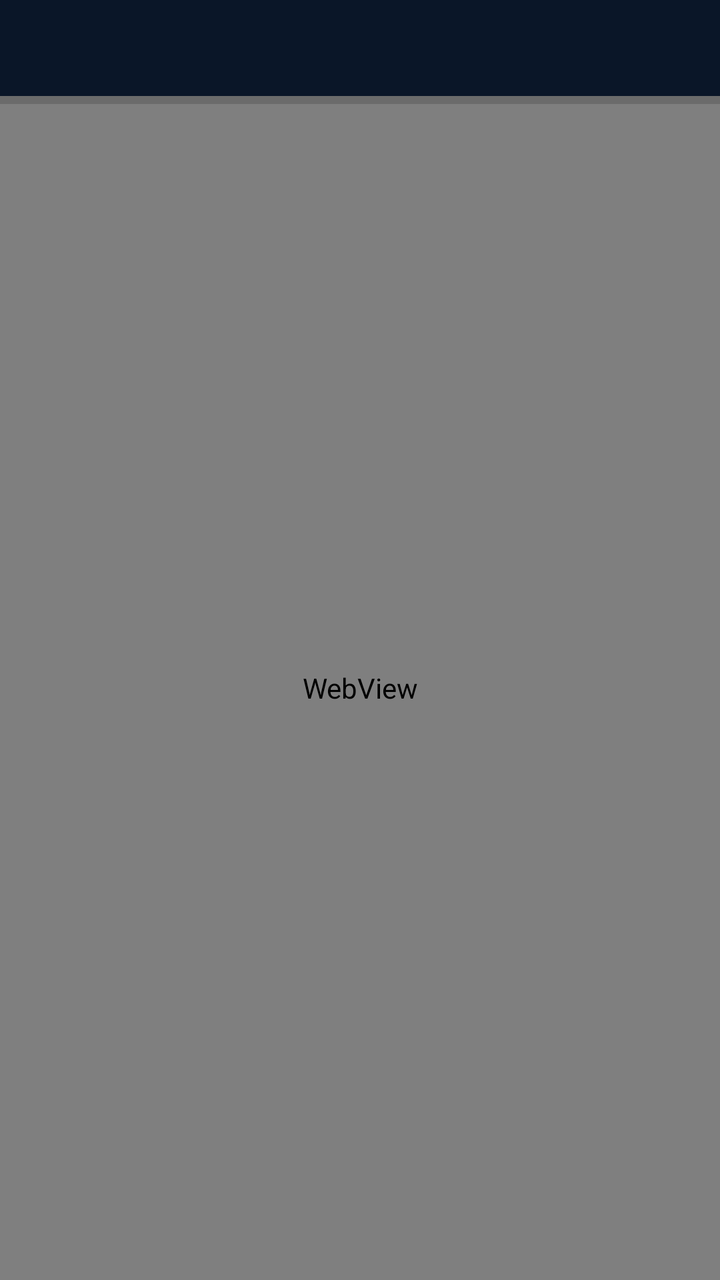
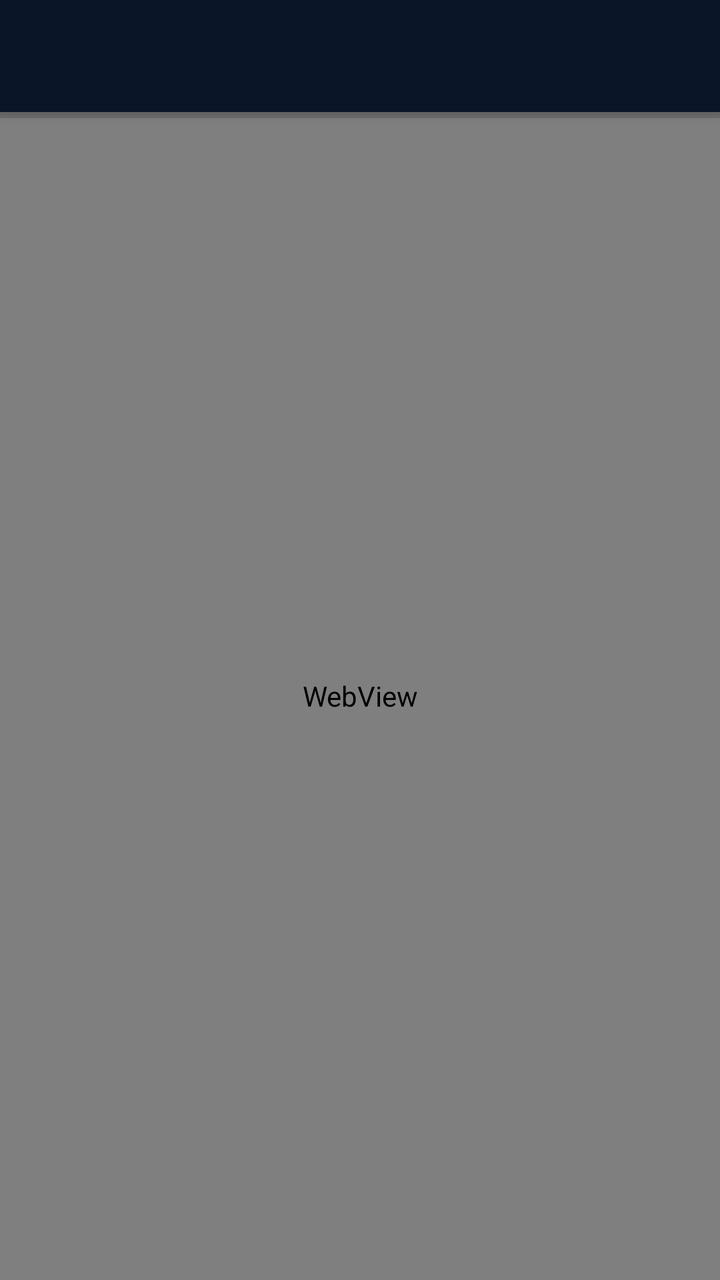

An Android layout rendered at two revisions. The XML below is the earlier revision; the diff shows what the commit changed to produce the second picture.
<!-- AndroidManifest.xml: application theme Theme.FaithDrivenLife -->
<!-- res/layout/activity_main.xml -->
<?xml version="1.0" encoding="utf-8"?>
<androidx.constraintlayout.widget.ConstraintLayout
    xmlns:android="http://schemas.android.com/apk/res/android"
    xmlns:app="http://schemas.android.com/apk/res-auto"
    android:layout_width="match_parent"
    android:layout_height="match_parent"
    android:fitsSystemWindows="true">

    
    <androidx.appcompat.widget.Toolbar
        android:id="@+id/toolbar"
        android:layout_width="0dp"
        android:layout_height="48dp"
        android:background="#0a1628"
        android:minHeight="48dp"
        app:layout_constraintEnd_toEndOf="parent"
        app:layout_constraintStart_toStartOf="parent"
        app:layout_constraintTop_toTopOf="parent" />

    
    <FrameLayout
        android:layout_width="0dp"
        android:layout_height="0dp"
        app:layout_constraintBottom_toBottomOf="parent"
        app:layout_constraintEnd_toEndOf="parent"
        app:layout_constraintStart_toStartOf="parent"
        app:layout_constraintTop_toBottomOf="@id/toolbar">

        <WebView
            android:id="@+id/webView"
            android:layout_width="match_parent"
            android:layout_height="match_parent"
            android:scrollbars="none" />

        <ProgressBar
            android:id="@+id/progressBar"
            style="?android:attr/progressBarStyleHorizontal"
            android:layout_width="match_parent"
            android:layout_height="4dp"
            android:layout_gravity="top"
            android:indeterminate="false"
            android:max="100"
            android:progress="0"
            android:visibility="visible" />
    </FrameLayout>
</androidx.constraintlayout.widget.ConstraintLayout>
<!-- resources referenced by this layout -->
<resources>
  <style name="Theme.FaithDrivenLife" parent="Theme.MaterialComponents.DayNight.NoActionBar">
          <item name="colorPrimary">#d4af37</item>
          <item name="colorPrimaryVariant">#b8942e</item>
          <item name="android:statusBarColor">#0a1628</item>
          <item name="android:navigationBarColor">#0a1628</item>
          <item name="android:windowBackground">#0a1628</item>
          <item name="android:windowLightStatusBar">false</item>
      </style>
</resources>

<!-- the commit's change to res/layout/activity_main.xml (unified diff, before → after) -->
@@ -10,9 +10,10 @@
     <androidx.appcompat.widget.Toolbar
         android:id="@+id/toolbar"
         android:layout_width="0dp"
-        android:layout_height="48dp"
+        android:layout_height="?attr/actionBarSize"
         android:background="#0a1628"
-        android:minHeight="48dp"
+        android:minHeight="?attr/actionBarSize"
+        android:elevation="4dp"
         app:layout_constraintEnd_toEndOf="parent"
         app:layout_constraintStart_toStartOf="parent"
         app:layout_constraintTop_toTopOf="parent" />
@@ -30,17 +31,21 @@
             android:id="@+id/webView"
             android:layout_width="match_parent"
             android:layout_height="match_parent"
-            android:scrollbars="none" />
+            android:scrollbars="none"
+            android:focusable="true"
+            android:importantForAccessibility="yes" />
 
+        
         <ProgressBar
             android:id="@+id/progressBar"
             style="?android:attr/progressBarStyleHorizontal"
             android:layout_width="match_parent"
-            android:layout_height="4dp"
+            android:layout_height="3dp"
             android:layout_gravity="top"
             android:indeterminate="false"
             android:max="100"
             android:progress="0"
+            android:progressTint="#d4af37"
             android:visibility="visible" />
     </FrameLayout>
 </androidx.constraintlayout.widget.ConstraintLayout>
